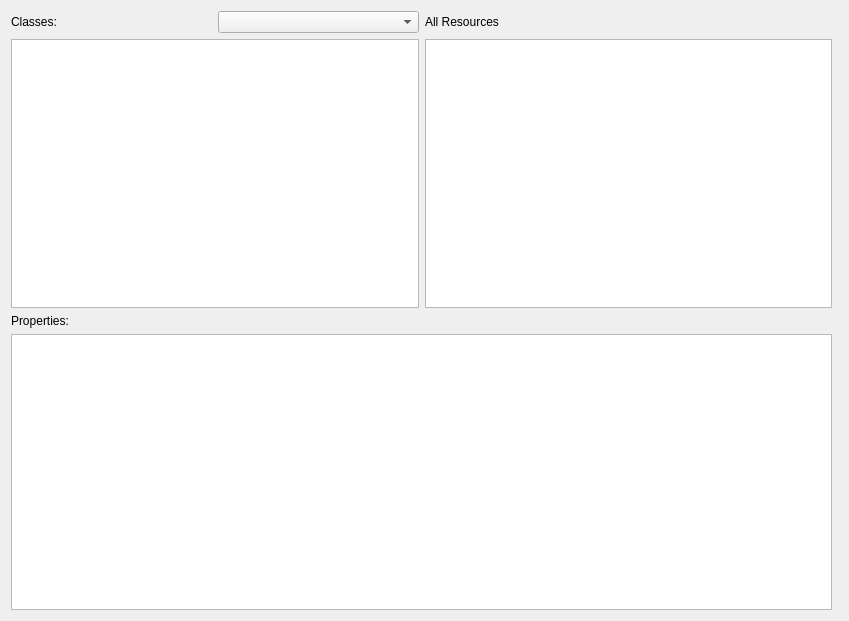
This is mainwindow.ui in KDE/nepomukshell as Qt 5 draws it before an edit. The edited form follows.
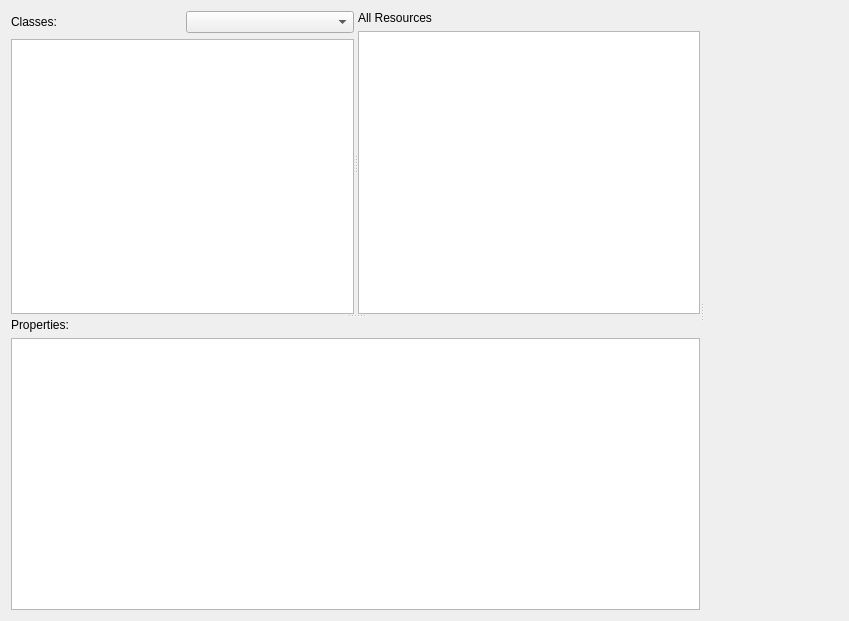
This is the edited form. Custom widgets are drawn as their Qt base class.

```diff
--- a/mainwindow.ui
+++ b/mainwindow.ui
@@ -10,10 +10,23 @@
     <height>621</height>
    </rect>
   </property>
-  <layout class="QGridLayout" name="gridLayout">
-   <item row="0" column="0">
-    <layout class="QGridLayout">
-     <item row="0" column="0">
+  <layout class="QVBoxLayout" name="verticalLayout_3">
+   <item>
+    <widget class="QSplitter" name="splitter_3">
+     <property name="orientation">
+      <enum>Qt::Horizontal</enum>
+     </property>
+     <widget class="QSplitter" name="splitter_2">
+      <property name="orientation">
+       <enum>Qt::Vertical</enum>
+      </property>
+      <widget class="QSplitter" name="splitter">
+       <property name="orientation">
+        <enum>Qt::Horizontal</enum>
+       </property>
+       <widget class="QWidget" name="">
+        <layout class="QVBoxLayout" name="verticalLayout_2">
+         <item>
       <layout class="QHBoxLayout">
        <item>
         <widget class="QLabel" name="label">
@@ -27,25 +40,27 @@
        </item>
       </layout>
      </item>
-     <item row="0" column="1">
+         <item>
+          <widget class="QTreeView" name="m_pimoView"/>
+         </item>
+        </layout>
+       </widget>
+       <widget class="QWidget" name="">
+        <layout class="QVBoxLayout" name="verticalLayout">
+         <item>
       <widget class="QLabel" name="m_labelResourceViewTitle">
        <property name="text">
         <string>All Resources</string>
        </property>
       </widget>
      </item>
-     <item row="1" column="0">
-      <widget class="QTreeView" name="m_pimoView"/>
-     </item>
-     <item row="1" column="1">
+         <item>
       <widget class="ResourceView" name="m_resourceView"/>
      </item>
     </layout>
-   </item>
-   <item row="0" column="1" rowspan="2">
-    <widget class="Nepomuk::ResourceEditor" name="m_resourceEditor" native="true"/>
-   </item>
-   <item row="1" column="0">
+       </widget>
+      </widget>
+      <widget class="QWidget" name="">
     <layout class="QVBoxLayout">
      <item>
       <widget class="QLabel" name="label_2">
@@ -58,6 +73,10 @@
       <widget class="QTreeView" name="m_propertyView"/>
      </item>
     </layout>
+      </widget>
+     </widget>
+     <widget class="Nepomuk::ResourceEditor" name="m_resourceEditor" native="true"/>
+    </widget>
    </item>
   </layout>
  </widget>
```
Lines whose indentation alone changed are shown as unchanged.
